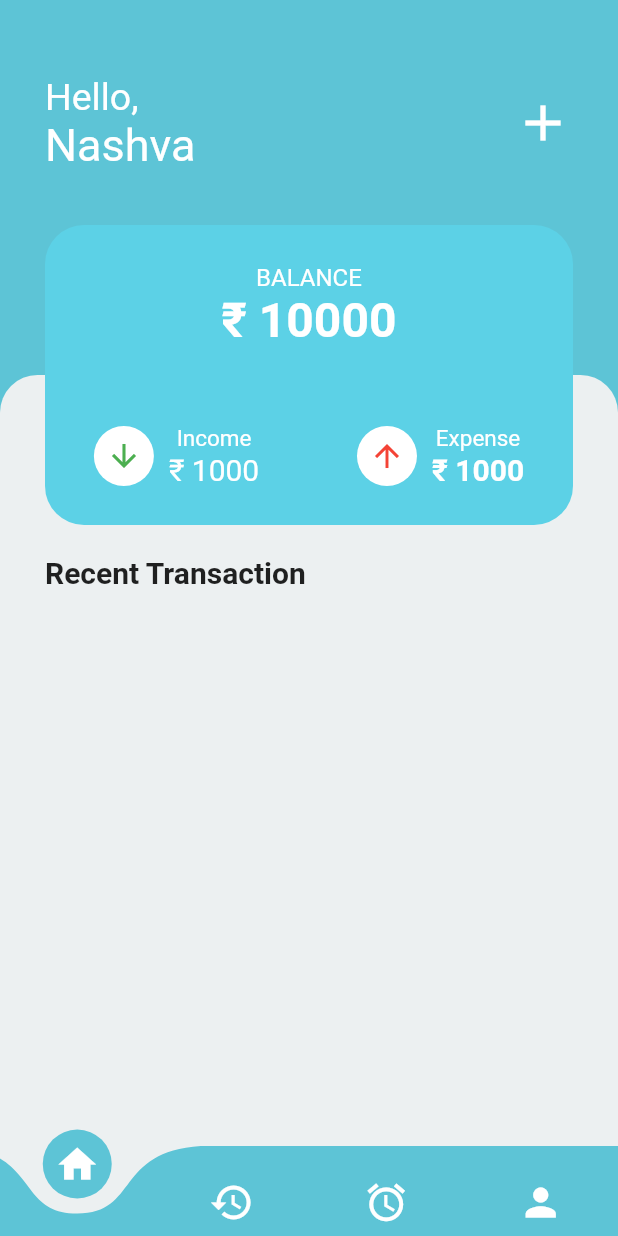
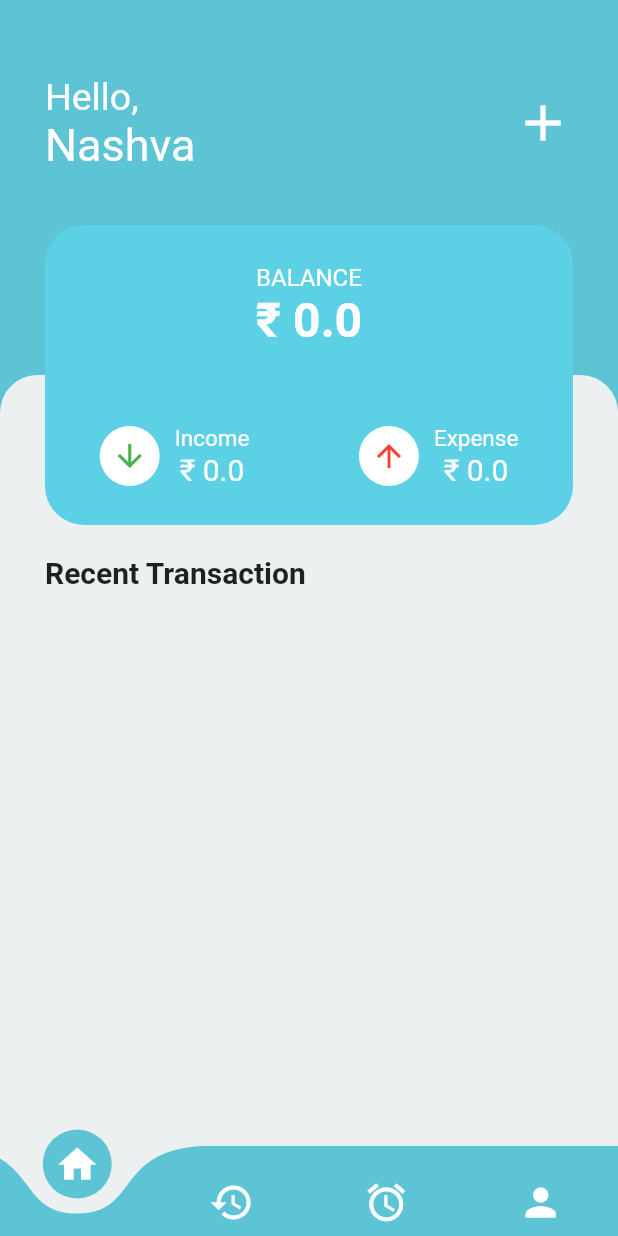
Before and after one commit to nashvak/expense_tracker, a Flutter app: the BottomNav screen opened by its route, on a phone screen of 412 x 824 dp. Run offline on Flutter 3.47's test engine with Material 2 defaults, Android fonts, the phone set to English and light mode, and no system bars; drawn by our look-alikes of curved_navigation_bar; our stand-ins replace flutter_slidable, get, google_fonts, hive, hive_flutter, shared_preferences and 1 more; accounts and stored records are empty.

```diff
--- a/lib/controller/password_controller.dart
+++ b/lib/controller/password_controller.dart
@@ -35,8 +35,17 @@ class UiController extends GetxController {
     selectedCatagory = newValue;
     update();
   }
+
+  resetValues() {
+    selectedCatagory;
+  }
 }
 
+//
+
+//
+
+//
 class UpdateController extends GetxController {
   late CatagoryType catagory;
   late PaymentMode mode;
--- a/lib/controller/transaction_controller.dart
+++ b/lib/controller/transaction_controller.dart
@@ -17,6 +17,19 @@ class TransactionController extends GetxController {
 //
 
 //
+  double get totalIncome {
+    return sortedList
+        .where((transaction) => transaction.type == CatagoryType.income)
+        .fold(0.0, (sum, item) => sum + item.amount);
+  }
+
+  double get totalExpense {
+    return sortedList
+        .where((transaction) => transaction.type == CatagoryType.expense)
+        .fold(0.0, (sum, item) => sum + item.amount);
+  }
+
+  double get totalBalance => totalIncome - totalExpense;
 
   int get transactionCount => sortedList.length;
   //create transaction
@@ -25,8 +38,9 @@ class TransactionController extends GetxController {
     update();
   }
 
-  updateTransaction({required int index, required Transaction transaction}) {
-    transactionBox.putAt(index, transaction);
+  updateTransaction(
+      {required int index, required Transaction transaction}) async {
+    await transactionBox.putAt(index, transaction);
 
     update();
   }
--- a/lib/main.dart
+++ b/lib/main.dart
@@ -50,7 +50,7 @@ class MyApp extends StatelessWidget {
         GetPage(name: '/getstarted', page: () => const GetStartedScreen()),
         //GetPage(name: '/login', page: () => LoginScreen()),
         GetPage(name: '/signup', page: () => const ScreenSignup()),
-        GetPage(name: '/home', page: () => const ScreenHome()),
+        GetPage(name: '/home', page: () => ScreenHome()),
         GetPage(name: '/bottom', page: () => const BottomNav()),
         GetPage(
             name: '/viewtransaction',
--- a/lib/view/transaction/add_transaction.dart
+++ b/lib/view/transaction/add_transaction.dart
@@ -77,6 +77,7 @@ class _ScreenAddTransactionState extends State<ScreenAddTransaction> {
                         //       ? CatagoryType.income
                         //       : CatagoryType.expense;
                         //   // print(selectedCatagory);
+
                         // });
                       },
                     );
--- a/lib/view/transaction/bottom_nav.dart
+++ b/lib/view/transaction/bottom_nav.dart
@@ -23,7 +23,7 @@ class _BottomNavState extends State<BottomNav> {
     const Icon(Icons.person, size: 30),
   ];
   List<Widget> screens = [
-    const ScreenHome(),
+    ScreenHome(),
     //ScreenAddTransaction(),
     ScreenHistory(),
     ScreenRemainder(),
--- a/lib/view/transaction/home_screen.dart
+++ b/lib/view/transaction/home_screen.dart
@@ -1,4 +1,3 @@
-import 'package:expense_tracker/constatnts/custom_widgets/common/sizedbox.dart';
 import 'package:expense_tracker/constatnts/custom_widgets/home_screen/button.dart';
 import 'package:expense_tracker/controller/transaction_controller.dart';
 import 'package:expense_tracker/models/transaction_model/transaction_model.dart';
@@ -10,8 +9,10 @@ import '../../constatnts/custom_widgets/common/decoration.dart';
 import '../../constatnts/custom_widgets/home_screen/appbar.dart';
 
 class ScreenHome extends StatelessWidget {
-  const ScreenHome({super.key});
+  ScreenHome({super.key});
 
+  final TransactionController transactionController =
+      Get.put(TransactionController());
   @override
   Widget build(BuildContext context) {
     return Scaffold(
@@ -99,17 +100,17 @@ class ScreenHome extends StatelessWidget {
               child: Container(
                 decoration: cardDecoration(
                     color: const Color.fromARGB(255, 92, 209, 230)),
-                child: const Stack(
+                child: Stack(
                   children: [
                     Column(
                       mainAxisAlignment: MainAxisAlignment.spaceAround,
                       children: [
-                        BalanceCard(),
+                        const BalanceCard(),
                         Row(
                           mainAxisAlignment: MainAxisAlignment.spaceAround,
                           children: [
                             IncomeCard(),
-                            ExpenseCard(),
+                            const ExpenseCard(),
                           ],
                         ),
                       ],
@@ -125,6 +126,8 @@ class ScreenHome extends StatelessWidget {
   }
 }
 
+//   B A L A N C E   C A R D
+
 class BalanceCard extends StatelessWidget {
   const BalanceCard({
     super.key,
@@ -132,9 +135,9 @@ class BalanceCard extends StatelessWidget {
 
   @override
   Widget build(BuildContext context) {
-    return const Column(
+    return Column(
       children: [
-        Align(
+        const Align(
           alignment: Alignment.center,
           child: Text(
             "BALANCE",
@@ -142,46 +145,56 @@ class BalanceCard extends StatelessWidget {
           ),
         ),
         Align(
-          alignment: Alignment.center,
-          child: Text(
-            "₹ 10000",
-            style: TextStyle(
-                color: Colors.white, fontSize: 32, fontWeight: FontWeight.bold),
-          ),
-        ),
+            alignment: Alignment.center,
+            child: GetBuilder<TransactionController>(builder: (controller) {
+              return Text(
+                "₹ ${controller.totalBalance}",
+                style: const TextStyle(
+                    color: Colors.white,
+                    fontSize: 32,
+                    fontWeight: FontWeight.bold),
+              );
+            })),
       ],
     );
   }
 }
 
+//   I N C O M E    C A R D
 class IncomeCard extends StatelessWidget {
-  const IncomeCard({
+  IncomeCard({
     super.key,
   });
+  final TransactionController transactionController =
+      Get.put(TransactionController());
 
   @override
   Widget build(BuildContext context) {
-    return const Row(
+    return Row(
       children: [
-        CircleAvatar(
+        const CircleAvatar(
           backgroundColor: Appcolor.white,
           child: Icon(
             Icons.arrow_downward,
             color: Colors.green,
           ),
         ),
-        SizedBox(
+        const SizedBox(
           width: 10,
         ),
         Column(
           children: [
-            Text(
+            const Text(
               "Income",
               style: TextStyle(color: Colors.white, fontSize: 15),
             ),
-            Text(
-              "₹ 1000",
-              style: TextStyle(color: Colors.white, fontSize: 20),
+            GetBuilder<TransactionController>(
+              builder: (controller) {
+                return Text(
+                  "₹ ${controller.totalIncome}",
+                  style: const TextStyle(color: Colors.white, fontSize: 20),
+                );
+              },
             ),
           ],
         )
@@ -190,6 +203,7 @@ class IncomeCard extends StatelessWidget {
   }
 }
 
+//    E X P E N S E    C A R D
 class ExpenseCard extends StatelessWidget {
   const ExpenseCard({
     super.key,
@@ -197,30 +211,33 @@ class ExpenseCard extends StatelessWidget {
 
   @override
   Widget build(BuildContext context) {
-    return const Row(
+    return Row(
       children: [
-        CircleAvatar(
+        const CircleAvatar(
           backgroundColor: Appcolor.white,
           child: Icon(
             Icons.arrow_upward,
             color: Colors.red,
           ),
         ),
-        SizedBox(
+        const SizedBox(
           width: 10,
         ),
         Column(
           children: [
-            Text("Expense",
+            const Text("Expense",
                 style: TextStyle(
                   color: Colors.white,
                   fontSize: 15,
                 )),
-            Text("₹ 1000",
-                style: TextStyle(
-                    color: Colors.white,
-                    fontSize: 20,
-                    fontWeight: FontWeight.bold)),
+            GetBuilder<TransactionController>(
+              builder: (controller) {
+                return Text(
+                  "₹ ${controller.totalExpense}",
+                  style: const TextStyle(color: Colors.white, fontSize: 20),
+                );
+              },
+            ),
           ],
         )
       ],
--- a/lib/view/transaction/view_transaction.dart
+++ b/lib/view/transaction/view_transaction.dart
@@ -37,6 +37,7 @@ class _ScreenViewTransactionState extends State<ScreenViewTransaction> {
   @override
   void initState() {
     Transaction tr = transactionController.sortedList[index];
+
     amountController = TextEditingController(
       text: tr.amount.toString(),
     );
@@ -52,15 +53,14 @@ class _ScreenViewTransactionState extends State<ScreenViewTransaction> {
 
   updateTransaction() {
     if (updateFormkey.currentState!.validate()) {
-      Transaction transaction = Transaction(
+      Transaction tr = Transaction(
           description: descriptionController.text,
           amount: int.parse(amountController.text),
           date: ui.date,
           mode: ui.mode,
           type: ui.catagory);
-      print(ui.mode);
-      transactionController.updateTransaction(
-          index: index, transaction: transaction);
+
+      transactionController.updateTransaction(index: index, transaction: tr);
       print(index);
 
       Get.back();
```
